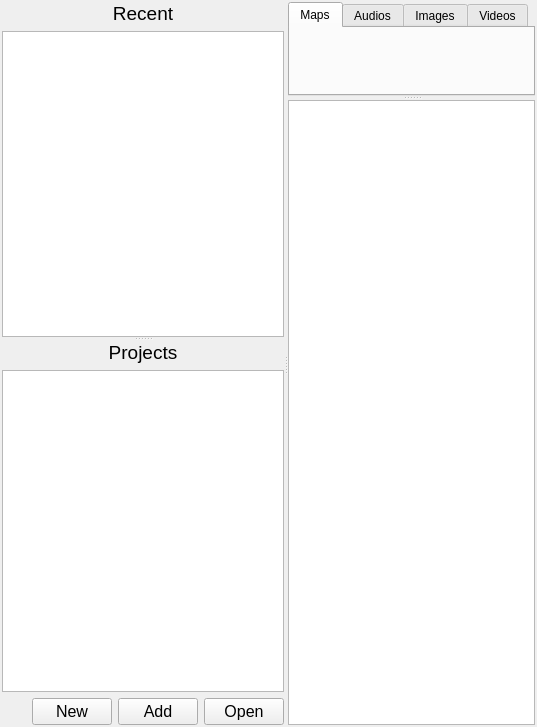
This is src/ui/project/projectmanager.ui in xiangCaO233/MusicMapMaker as Qt 5 draws it before an edit. The edited form follows.
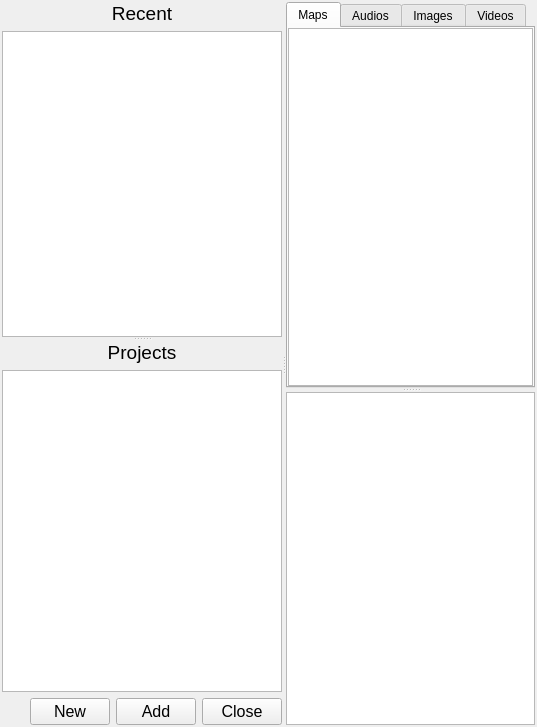
This is the edited form.

Diff of the .ui file:
```diff
--- a/src/ui/project/projectmanager.ui
+++ b/src/ui/project/projectmanager.ui
@@ -127,7 +127,7 @@
              </font>
             </property>
             <property name="text">
-             <string>Open</string>
+             <string>Close</string>
             </property>
            </widget>
           </item>
@@ -166,6 +166,26 @@
            <attribute name="title">
             <string>Maps</string>
            </attribute>
+           <layout class="QVBoxLayout" name="verticalLayout_3">
+            <property name="spacing">
+             <number>0</number>
+            </property>
+            <property name="leftMargin">
+             <number>0</number>
+            </property>
+            <property name="topMargin">
+             <number>0</number>
+            </property>
+            <property name="rightMargin">
+             <number>0</number>
+            </property>
+            <property name="bottomMargin">
+             <number>0</number>
+            </property>
+            <item>
+             <widget class="QListView" name="map_listView"/>
+            </item>
+           </layout>
           </widget>
           <widget class="QWidget" name="audios_tab">
            <attribute name="title">
```
Left out of the diff: 64 changed lines with no effect on the pictures.
